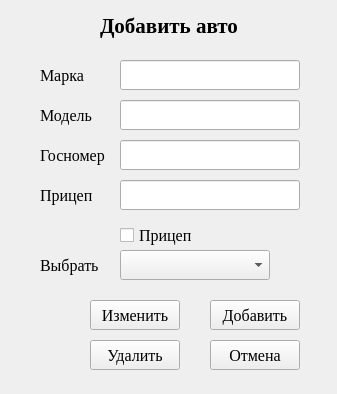
Qt form notebook/sourse/ui_files/new_auto.ui (SmolPO/my_helper) before a commit.
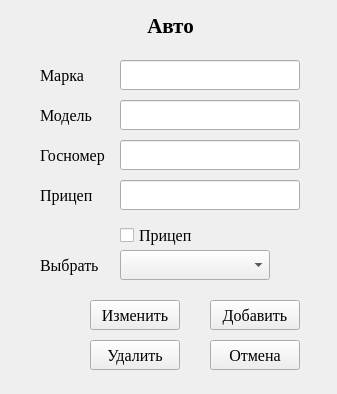
The same form after that commit.

Diff of the .ui file:
```diff
--- a/notebook/sourse/ui_files/new_auto.ui
+++ b/notebook/sourse/ui_files/new_auto.ui
@@ -16,9 +16,9 @@
   <widget class="QLabel" name="label">
    <property name="geometry">
     <rect>
-     <x>100</x>
+     <x>10</x>
      <y>10</y>
-     <width>151</width>
+     <width>321</width>
      <height>31</height>
     </rect>
    </property>
@@ -30,7 +30,10 @@
     </font>
    </property>
    <property name="text">
-    <string>Добавить авто</string>
+    <string>Авто</string>
+   </property>
+   <property name="alignment">
+    <set>Qt::AlignCenter</set>
    </property>
   </widget>
   <widget class="QLineEdit" name="brand">
```
